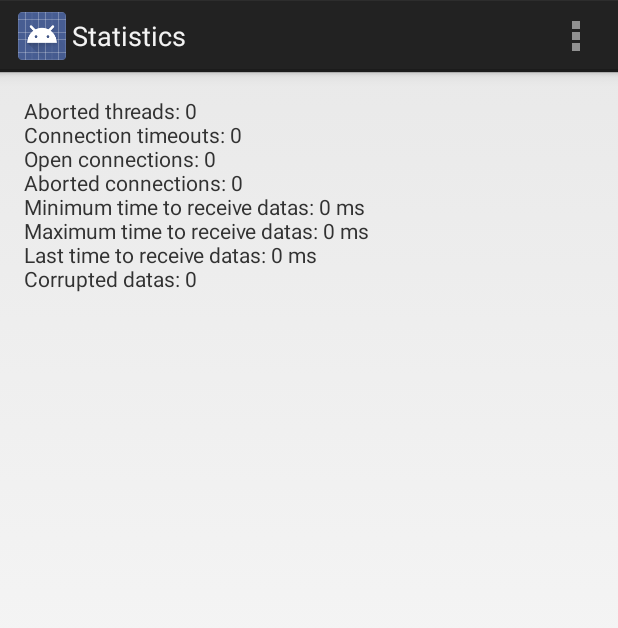
After one commit to Pilou44/AsteroidGetLocationOverBT, an Android app: the StatisticsActivity screen opened directly, with no data from a screen before it, on a phone screen of 412 x 824 dp. The commit adds this screen. Shown: the top 628 px of the screen. Run offline under Robolectric (Android 15) with nearby library versions, the phone set to English and light mode, and no system bars.

Commit message:
[GetLocation][DEV] Add statistics

```diff
--- a/GetLocation/app/src/main/java/com/freak/android/getlocation/MyActivity.java
+++ b/GetLocation/app/src/main/java/com/freak/android/getlocation/MyActivity.java
@@ -97,6 +97,11 @@ public class MyActivity extends Activity implements OnMapReadyCallback {
             sharePosition();
             return true;
         }
+        else if (id == R.id.action_stats) {
+            Intent intent = new Intent("com.freak.android.getlocation.stats");
+            startActivity(intent);
+            return true;
+        }
         return super.onOptionsItemSelected(item);
     }
 
--- /dev/null
+++ b/GetLocation/app/src/main/java/com/freak/android/getlocation/StatisticsActivity.java
@@ -0,0 +1,75 @@
+package com.freak.android.getlocation;
+
+import android.app.Activity;
+import android.content.SharedPreferences;
+import android.os.Bundle;
+import android.view.Menu;
+import android.view.MenuItem;
+import android.widget.TextView;
+
+
+public class StatisticsActivity extends Activity {
+
+    private TextView mText;
+
+    @Override
+    protected void onCreate(Bundle savedInstanceState) {
+        super.onCreate(savedInstanceState);
+        setContentView(R.layout.activity_statistics);
+
+        mText = (TextView) findViewById(R.id.text_stats);
+    }
+
+
+    @Override
+    public boolean onCreateOptionsMenu(Menu menu) {
+        // Inflate the menu; this adds items to the action bar if it is present.
+        getMenuInflater().inflate(R.menu.menu_statistics, menu);
+        return true;
+    }
+
+    @Override
+    public boolean onOptionsItemSelected(MenuItem item) {
+        // Handle action bar item clicks here. The action bar will
+        // automatically handle clicks on the Home/Up button, so long
+        // as you specify a parent activity in AndroidManifest.xml.
+        int id = item.getItemId();
+
+        //noinspection SimplifiableIfStatement
+        if (id == R.id.action_refresh) {
+            refresh();
+            return true;
+        }
+
+        return super.onOptionsItemSelected(item);
+    }
+
+    private void refresh() {
+
+        SharedPreferences pref = getSharedPreferences(MyActivity.PREFERENCE_NAME, 0);
+        int connectionTimeout = pref.getInt("connection_timeout", 0);
+        int connectionAbort = pref.getInt("connection_abort", 0);
+        int connectionOpen = pref.getInt("connection_open", 0);
+        int threadAbort = pref.getInt("thread_abort", 0);
+        int minTimeToReceive = pref.getInt("min_time", 0);
+        int maxTimeToReceive = pref.getInt("max_time", 0);
+        int lastTimeToReceive = pref.getInt("last_time", 0);
+        int corruptedDatas = pref.getInt("corrupted_datas", 0);
+
+        mText.setText("" +
+                getText(R.string.thread_abort) + threadAbort + "\n" +
+                getText(R.string.connection_timeout) + connectionTimeout + "\n" +
+                getText(R.string.connection_open) + connectionOpen +  "\n" +
+                getText(R.string.connection_abort) + connectionAbort + "\n" +
+                getText(R.string.min_time_to_receive) + minTimeToReceive + getText(R.string.time_unit) + "\n" +
+                getText(R.string.max_time_to_receive) + maxTimeToReceive + getText(R.string.time_unit) + "\n" +
+                getText(R.string.last_time_to_receive) + lastTimeToReceive + getText(R.string.time_unit) + "\n" +
+                getText(R.string.corrupted_datas) + corruptedDatas);
+    }
+
+    @Override
+    protected void onResume() {
+        super.onResume();
+        refresh();
+    }
+}
--- /dev/null
+++ b/GetLocation/app/src/main/res/layout/activity_statistics.xml
@@ -0,0 +1,14 @@
+<RelativeLayout xmlns:android="http://schemas.android.com/apk/res/android"
+    xmlns:tools="http://schemas.android.com/tools" android:layout_width="match_parent"
+    android:layout_height="match_parent" android:paddingLeft="@dimen/activity_horizontal_margin"
+    android:paddingRight="@dimen/activity_horizontal_margin"
+    android:paddingTop="@dimen/activity_vertical_margin"
+    android:paddingBottom="@dimen/activity_vertical_margin"
+    tools:context="com.freak.android.getlocation.StatisticsActivity">
+
+    <TextView
+        android:id="@+id/text_stats"
+        android:layout_width="match_parent"
+        android:layout_height="match_parent" />
+
+</RelativeLayout>
--- /dev/null
+++ b/GetLocation/app/src/main/res/menu/menu_statistics.xml
@@ -0,0 +1,6 @@
+<menu xmlns:android="http://schemas.android.com/apk/res/android"
+    xmlns:tools="http://schemas.android.com/tools"
+    tools:context="com.freak.android.getlocation.StatisticsActivity">
+    <item android:id="@+id/action_refresh" android:title="@string/action_refresh"
+        android:orderInCategory="100" android:showAsAction="never" />
+</menu>
--- a/GetLocation/app/src/main/res/menu/my.xml
+++ b/GetLocation/app/src/main/res/menu/my.xml
@@ -11,4 +11,8 @@
         android:title="@string/action_refresh"
         android:orderInCategory="100"
         android:showAsAction="never" />
+    <item android:id="@+id/action_stats"
+        android:title="@string/action_stats"
+        android:orderInCategory="100"
+        android:showAsAction="never" />
 </menu>
--- a/GetLocation/app/src/main/res/values/strings.xml
+++ b/GetLocation/app/src/main/res/values/strings.xml
@@ -6,14 +6,25 @@
     <string name="go_button">Go!</string>
     <string name="my_car">My car</string>
     <string name="action_refresh">Refresh</string>
+    <string name="action_stats">Statistics</string>
     <string name="notif_title">Getting car location…</string>
     <string name="notif_text">Receiving car location by bluetooth</string>
     <string name="share">Share</string>
     <string name="title">The car is here:</string>
-    <string name="latitude_value">Latitude: </string>
-    <string name="longitude_value">Longitude: </string>
-    <string name="accuracy_value">Accuracy: </string>
+    <string name="latitude_value">Latitude:&#160;</string>
+    <string name="longitude_value">Longitude:&#160;</string>
+    <string name="accuracy_value">Accuracy:&#160;</string>
     <string name="accuracy_unit" translatable="false">&#160;m</string>
     <string name="lat_lng_unit" translatable="false">&#160;°</string>
+    <string name="time_unit" translatable="false">&#160;ms</string>
+    <string name="title_activity_statistics" translatable="false">Statistics</string>
+    <string name="thread_abort" translatable="false">Aborted threads:&#160;</string>
+    <string name="connection_timeout" translatable="false">Connection timeouts:&#160;</string>
+    <string name="connection_open" translatable="false">Open connections:&#160;</string>
+    <string name="connection_abort" translatable="false">Aborted connections:&#160;</string>
+    <string name="min_time_to_receive" translatable="false">Minimum time to receive datas:&#160;</string>
+    <string name="max_time_to_receive" translatable="false">Maximum time to receive datas:&#160;</string>
+    <string name="last_time_to_receive" translatable="false">Last time to receive datas:&#160;</string>
+    <string name="corrupted_datas" translatable="false">Corrupted datas:&#160;</string>
 
 </resources>
```
Also changed, not shown: GetLocation/app/src/main/AndroidManifest.xml (+17 -7 lines), GetLocation/app/src/main/java/com/freak/android/getlocation/ReceiveThread.java (+45 -4 lines), 1 other file.
